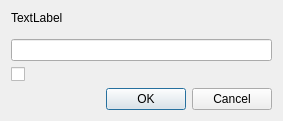
Qt form src/qmapshack/helpers/IInputDialog.ui (Maproom/qmapshack) before a commit.
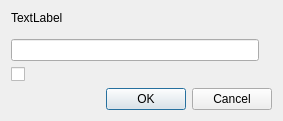
The same form after that commit.

```diff
--- a/src/qmapshack/helpers/IInputDialog.ui
+++ b/src/qmapshack/helpers/IInputDialog.ui
@@ -28,11 +28,22 @@
     </widget>
    </item>
    <item>
+    <layout class="QHBoxLayout" name="horizontalLayout">
+     <item>
     <widget class="QLineEdit" name="lineEdit">
      <property name="inputMask">
       <string/>
      </property>
     </widget>
+     </item>
+     <item>
+      <widget class="QLabel" name="labelSuffix">
+       <property name="text">
+        <string/>
+       </property>
+      </widget>
+     </item>
+    </layout>
    </item>
    <item>
     <widget class="QCheckBox" name="checkBox">
```
Lines whose indentation alone changed are shown as unchanged.
